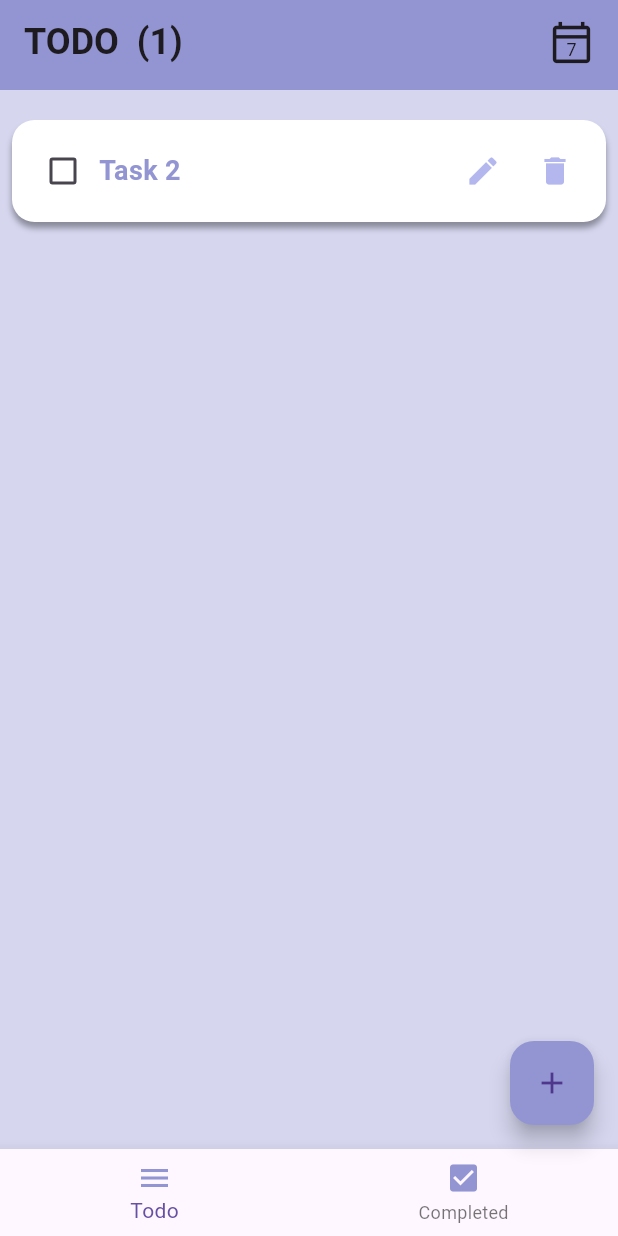
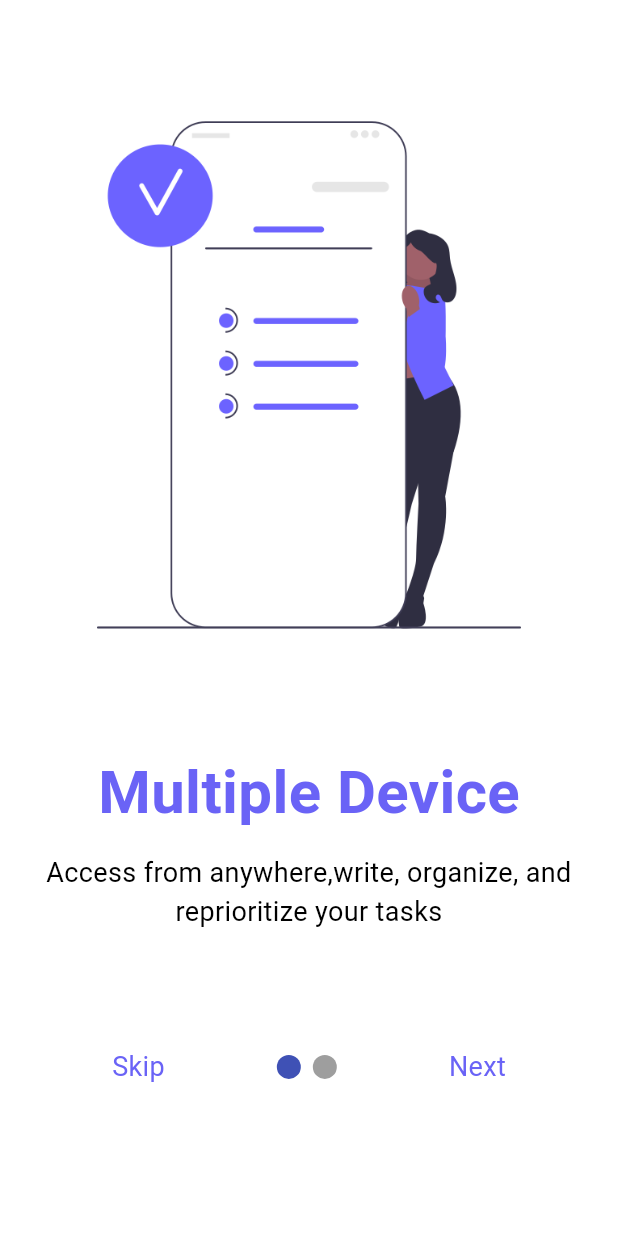
Before and after one commit to ssuvam-dev/flutter-todo, a Flutter app: the screen it shows after launch, on a phone screen of 412 x 824 dp. Run offline on Flutter 3.47's test engine with Material 3 defaults, Android fonts, the phone set to English and light mode, and no system bars; drawn by our look-alikes of smooth_page_indicator.

Commit message:
added splash screen

```diff
--- a/lib/main.dart
+++ b/lib/main.dart
@@ -1,7 +1,6 @@
 import 'package:flutter/material.dart';
-import 'package:todo/components/bottom_navigation.dart';
+import 'package:todo/screens/splash.dart';
 import 'package:todo/views/create_task.dart';
-import 'package:todo/views/edit_task.dart';
 
 void main() {
   runApp(const MainApp());
@@ -13,7 +12,7 @@ class MainApp extends StatelessWidget {
   @override
   Widget build(BuildContext context) {
     return MaterialApp(
-    home: MyBottomNavBar(),
+    home: SplashScreen(),
     routes: {
       '/create_task':(context) => CreateTask(),
     },
--- /dev/null
+++ b/lib/screens/screen1.dart
@@ -0,0 +1,41 @@
+import 'package:flutter/material.dart';
+
+class ScreenFirst extends StatelessWidget {
+  const ScreenFirst({super.key});
+
+  @override
+  Widget build(BuildContext context) {
+     return Container(
+      child: Column(
+        children: [
+           Container(
+                child: Container(
+                  child:Image(image: AssetImage("assets/images/remainder.png"),
+                  height: 500.0,),
+                ),
+              ),
+
+              Text(
+                "Multiple Device",
+                style: TextStyle(
+                  fontSize: 40.0,
+                  fontWeight: FontWeight.bold,
+                  color: Color.fromRGBO(106, 99, 246, 1)
+                ),
+              ),
+
+
+              SizedBox(height: 12.0,),
+              Text(
+                "Access from anywhere,write, organize, and reprioritize your tasks ",
+                textAlign: TextAlign.center,
+              style: TextStyle(
+                fontSize: 18.0,
+                color: Colors.black
+              ),),
+        ],
+      ),
+     );
+
+  }
+}
--- /dev/null
+++ b/lib/screens/splash.dart
@@ -0,0 +1,121 @@
+import 'dart:async';
+
+import 'package:flutter/material.dart';
+import 'package:smooth_page_indicator/smooth_page_indicator.dart';
+import 'package:todo/components/bottom_navigation.dart';
+import 'package:todo/screens/screen1.dart';
+import 'package:todo/screens/screen2.dart';
+import 'package:todo/utils/colors.dart';
+
+class SplashScreen extends StatefulWidget {
+  const SplashScreen({super.key});
+
+  @override
+  State<SplashScreen> createState() => _SplashScreenState();
+}
+
+class _SplashScreenState extends State<SplashScreen> {
+
+  PageController _pageController = PageController();
+  bool isLastPage=false;
+  @override
+  void initState() {
+    super.initState();
+
+    // Timer(
+    //   Duration(seconds:3),
+    //    () {
+    //     Navigator.pushReplacement(context,
+    //      MaterialPageRoute(builder: ((context) => MyBottomNavBar())
+    //      ));
+    // });
+  }
+  @override
+  Widget build(BuildContext context) {
+    return  Material(
+      color: Colors.white,
+      child: SafeArea(
+        child: Stack(
+          children: [PageView(
+            onPageChanged: (value) {
+              setState(() {
+
+                isLastPage = (value==1);
+              });
+            },
+            controller: _pageController,
+            children: [
+              ScreenFirst(),
+              ScreenTwo()
+
+
+          ]
+          ),
+          Container(
+
+            alignment: Alignment(0, 0.75),
+            child: Row(
+              mainAxisAlignment: MainAxisAlignment.spaceEvenly,
+              children:
+            [
+              !isLastPage?
+              GestureDetector(
+                onTap: () {
+                  _pageController.jumpToPage(1);
+                },
+                child: Text("Skip",style: TextStyle(
+                  color:Color.fromRGBO(106, 99, 246, 1),
+                  fontSize: 18.0,
+                ),),
+              ):
+              GestureDetector(
+                onTap: () {
+                  _pageController.jumpToPage(0);
+                },
+                child: Text(" Previous",
+                style: TextStyle(
+                  color:Color.fromRGBO(106, 99, 246, 1),
+                  fontSize: 18.0,
+                ),),
+              )
+              ,
+              SmoothPageIndicator(controller: _pageController, count: 2),
+              !isLastPage ?
+              GestureDetector(
+                onTap: () {
+                  _pageController.nextPage(duration: Duration(milliseconds: 500), curve:Curves.easeIn);
+                },
+                child: Text("Next",style: TextStyle(
+                  color:Color.fromRGBO(106, 99, 246, 1),
+                  fontSize: 18.0,
+                ),),
+              ):
+               SizedBox(
+                    width: 140,
+                    height: 50,
+                    child: ElevatedButton(
+                      onPressed: (){
+                        Navigator.pushReplacement(context,
+         MaterialPageRoute(builder: ((context) => MyBottomNavBar())
+         ));
+                      },
+                       style: ElevatedButton.styleFrom(
+                      backgroundColor: Color.fromRGBO(106, 99, 246, 1),
+                        shape: RoundedRectangleBorder(
+                        borderRadius: BorderRadius.circular(10.0)
+                      ),
+                      shadowColor: Colors.grey[400],
+                      elevation: 4
+                    ),
+                      child: const Text('Get Started')
+                    ),
+                  ),
+
+          ]),
+          )
+        ]),
+
+      )
+    );
+  }
+}
--- a/pubspec.yaml
+++ b/pubspec.yaml
@@ -9,6 +9,7 @@ environment:
 dependencies:
   flutter:
     sdk: flutter
+  smooth_page_indicator: ^1.1.0
 
 dev_dependencies:
   flutter_test:
@@ -17,6 +18,5 @@ dev_dependencies:
 
 flutter:
   uses-material-design: true
-
-assets:
-  -assets/image
+  assets:
+    - assets/images/
```
Also changed, not shown: lib/screens/screen2.dart (added, +41 -0 lines), assets/images/remainder.png (added), assets/images/todo.png (added), pubspec.lock.
